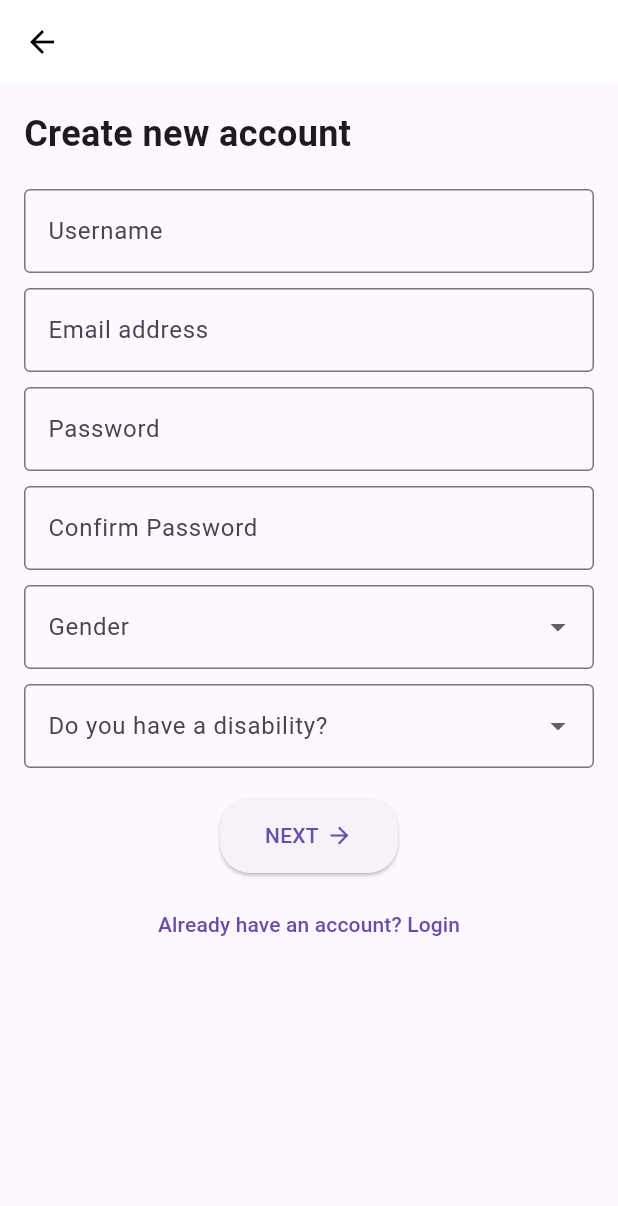
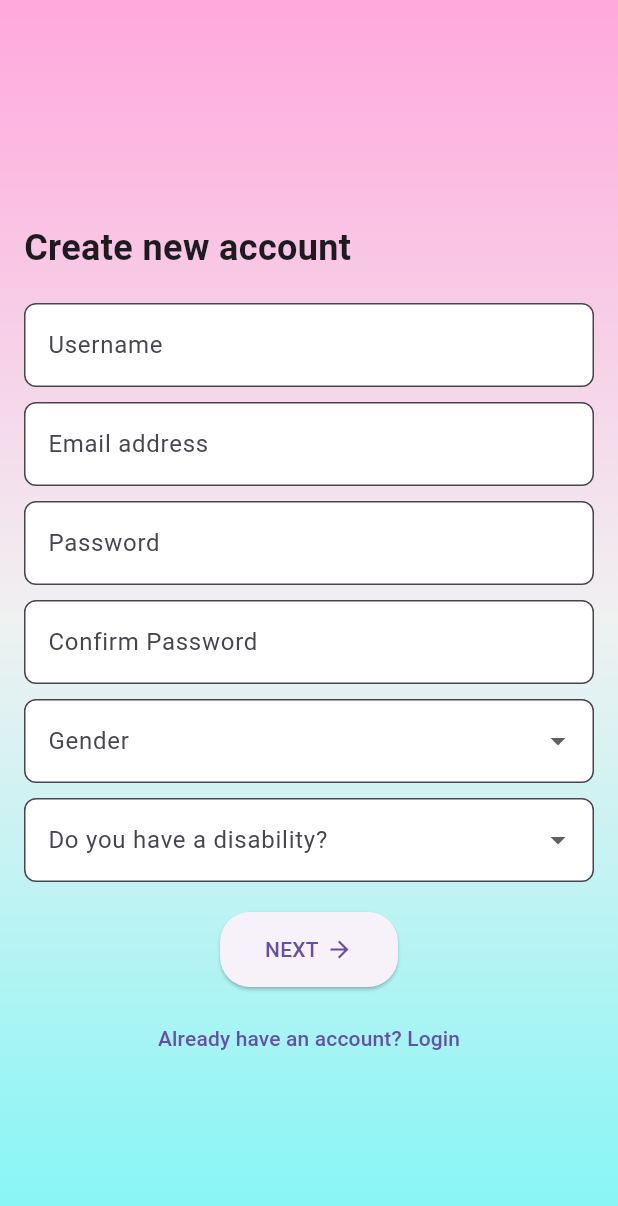
Before and after one commit to ImanZulhakim/iPark, a Flutter app: the screen it shows after launch, after a tap on "Register", on a phone screen of 412 x 824 dp. Shown: the top 1206 px of the screen. Run offline on Flutter 3.47's test engine with Material 3 defaults, Android fonts, the phone set to English and light mode, and no system bars; accounts and stored records are empty; generated files the repository leaves out were written again; network calls fail.

Commit message:
improving style and adding icon

```diff
--- a/lib/screens/edit_parking_preferences_screen.dart
+++ b/lib/screens/edit_parking_preferences_screen.dart
@@ -48,9 +48,9 @@ class _ParkingPreferencesEditScreenState
         decoration: const BoxDecoration(
           gradient: LinearGradient(
             colors: [
-              Color.fromARGB(255, 245, 107, 153),
+              Color.fromARGB(255, 255, 168, 220),
               Color.fromARGB(255, 240, 241, 241),
-              Color.fromARGB(255, 131, 245, 245),
+              Color.fromARGB(255, 115, 239, 246),
             ],
             begin: Alignment.topCenter,
             end: Alignment.bottomCenter,
--- a/lib/screens/login_screen.dart
+++ b/lib/screens/login_screen.dart
@@ -10,10 +10,24 @@ class LoginScreen extends StatelessWidget {
   @override
   Widget build(BuildContext context) {
     return Scaffold(
-      body: SafeArea(
+      body: Container(
+        decoration: const BoxDecoration(
+          gradient: LinearGradient(
+            colors: [
+              Color.fromARGB(255, 240, 241, 241),
+              Color.fromARGB(255, 255, 168, 220),
+              Color.fromARGB(255, 240, 241, 241),
+              Color.fromARGB(255, 131, 245, 245),
+              Color.fromARGB(255, 240, 241, 241),
+            ],
+            begin: Alignment.topCenter,
+            end: Alignment.bottomCenter,
+          ),
+        ),
+        child: Center(
+          child: SingleChildScrollView(
             child: Padding(
               padding: const EdgeInsets.symmetric(horizontal: 24.0),
-          child: SingleChildScrollView(
               child: Column(
                 crossAxisAlignment: CrossAxisAlignment.stretch,
                 children: [
@@ -21,6 +35,7 @@ class LoginScreen extends StatelessWidget {
                   const Text(
                     'Login to your account',
                     style: TextStyle(fontSize: 24, fontWeight: FontWeight.bold),
+                    textAlign: TextAlign.center,
                   ),
                   const SizedBox(height: 40),
                   TextField(
@@ -30,7 +45,10 @@ class LoginScreen extends StatelessWidget {
                       hintText: 'Enter your email',
                       border: OutlineInputBorder(
                         borderRadius: BorderRadius.circular(8),
+                        borderSide: BorderSide(color: Colors.black),
                       ),
+                      filled: true,
+                      fillColor: Colors.white,
                     ),
                   ),
                   const SizedBox(height: 16),
@@ -42,7 +60,10 @@ class LoginScreen extends StatelessWidget {
                       hintText: 'Enter your password',
                       border: OutlineInputBorder(
                         borderRadius: BorderRadius.circular(8),
+                        borderSide: BorderSide(color: Colors.black),
                       ),
+                      filled: true,
+                      fillColor: Colors.white,
                       suffixText: 'Forgot password?',
                       suffixStyle: const TextStyle(color: Colors.blue),
                     ),
@@ -76,14 +97,17 @@ class LoginScreen extends StatelessWidget {
                     onPressed: () {
                       // Google sign-in logic
                     },
-                  icon:
-                      Image.asset('assets/images/google_logo.png', height: 24),
+                    icon: Image.asset('assets/images/google_logo.png',
+                        height: 24),
                     label: const Text('Google'),
                     style: OutlinedButton.styleFrom(
+                      backgroundColor:
+                          Colors.white, // Set background color to white
                       shape: RoundedRectangleBorder(
                         borderRadius: BorderRadius.circular(8),
                       ),
                       padding: const EdgeInsets.symmetric(vertical: 16),
+                      side: BorderSide(color: Colors.grey.shade300),
                     ),
                   ),
                   const SizedBox(height: 16),
@@ -101,6 +125,7 @@ class LoginScreen extends StatelessWidget {
                     ],
                   ),
                 ],
+              ),
             ),
           ),
         ),
--- a/lib/screens/registration_screen.dart
+++ b/lib/screens/registration_screen.dart
@@ -10,46 +10,59 @@ class _RegistrationScreenState extends State<RegistrationScreen> {
   final TextEditingController userNameController = TextEditingController();
   final TextEditingController emailController = TextEditingController();
   final TextEditingController passwordController = TextEditingController();
-  final TextEditingController confirmPasswordController = TextEditingController();
+  final TextEditingController confirmPasswordController =
+      TextEditingController();
 
-  // Store boolean values for gender and disability
-  final ValueNotifier<bool?> _isFemale = ValueNotifier<bool?>(null);  // true for Female, false for Male
-  final ValueNotifier<bool?> _hasDisability = ValueNotifier<bool?>(null);  // true for Yes, false for No
+  final ValueNotifier<bool?> _isFemale = ValueNotifier<bool?>(null);
+  final ValueNotifier<bool?> _hasDisability = ValueNotifier<bool?>(null);
 
-  String? vehicleBrand; // Store vehicle brand
-  String? vehicleType;  // Store vehicle type
+  String? vehicleBrand;
+  String? vehicleType;
 
   final GlobalKey<FormState> _formKey = GlobalKey<FormState>();
 
   @override
   Widget build(BuildContext context) {
     return Scaffold(
-      appBar: AppBar(
-        backgroundColor: Colors.white,
-        elevation: 0,
-        leading: IconButton(
-          icon: Icon(Icons.arrow_back, color: Colors.black),
-          onPressed: () => Navigator.of(context).pop(),
+      body: Container(
+        decoration: const BoxDecoration(
+          gradient: LinearGradient(
+            colors: [
+              Color.fromARGB(255, 255, 168, 220),
+              Color.fromARGB(255, 240, 241, 241),
+              Color.fromARGB(255, 131, 245, 245),
+            ],
+            begin: Alignment.topCenter,
+            end: Alignment.bottomCenter,
           ),
         ),
-      body: SingleChildScrollView(
+        child: Center(
+          child: SingleChildScrollView(
             child: Padding(
               padding: const EdgeInsets.all(16.0),
               child: Form(
                 key: _formKey,
                 child: Column(
+                  mainAxisSize: MainAxisSize.min,
                   crossAxisAlignment: CrossAxisAlignment.start,
                   children: [
+                    SizedBox(height: 40),
                     Text(
                       'Create new account',
-                  style: TextStyle(fontSize: 24, fontWeight: FontWeight.bold),
+                      style:
+                          TextStyle(fontSize: 24, fontWeight: FontWeight.bold),
                     ),
                     SizedBox(height: 20),
                     TextFormField(
                       controller: userNameController,
                       decoration: InputDecoration(
                         labelText: 'Username',
-                    border: OutlineInputBorder(),
+                        border: OutlineInputBorder(
+                          borderRadius: BorderRadius.circular(8),
+                          borderSide: BorderSide(color: Colors.black),
+                        ),
+                        filled: true,
+                        fillColor: Colors.white,
                       ),
                       validator: (value) {
                         if (value == null || value.isEmpty) {
@@ -63,13 +76,17 @@ class _RegistrationScreenState extends State<RegistrationScreen> {
                       controller: emailController,
                       decoration: InputDecoration(
                         labelText: 'Email address',
-                    border: OutlineInputBorder(),
+                        border: OutlineInputBorder(
+                          borderRadius: BorderRadius.circular(8),
+                          borderSide: BorderSide(color: Colors.black),
+                        ),
+                        filled: true,
+                        fillColor: Colors.white,
                       ),
                       validator: (value) {
                         if (value == null || value.isEmpty) {
                           return 'Please enter an email';
                         }
-                    // Simple email validation
                         if (!RegExp(r'^[^@]+@[^@]+\.[^@]+').hasMatch(value)) {
                           return 'Please enter a valid email address';
                         }
@@ -81,7 +98,12 @@ class _RegistrationScreenState extends State<RegistrationScreen> {
                       controller: passwordController,
                       decoration: InputDecoration(
                         labelText: 'Password',
-                    border: OutlineInputBorder(),
+                        border: OutlineInputBorder(
+                          borderRadius: BorderRadius.circular(8),
+                          borderSide: BorderSide(color: Colors.black),
+                        ),
+                        filled: true,
+                        fillColor: Colors.white,
                       ),
                       obscureText: true,
                       validator: (value) {
@@ -99,7 +121,12 @@ class _RegistrationScreenState extends State<RegistrationScreen> {
                       controller: confirmPasswordController,
                       decoration: InputDecoration(
                         labelText: 'Confirm Password',
-                    border: OutlineInputBorder(),
+                        border: OutlineInputBorder(
+                          borderRadius: BorderRadius.circular(8),
+                          borderSide: BorderSide(color: Colors.black),
+                        ),
+                        filled: true,
+                        fillColor: Colors.white,
                       ),
                       obscureText: true,
                       validator: (value) {
@@ -113,68 +140,72 @@ class _RegistrationScreenState extends State<RegistrationScreen> {
                       },
                     ),
                     SizedBox(height: 10),
-
-                // Gender selection using boolean values
                     ValueListenableBuilder<bool?>(
                       valueListenable: _isFemale,
                       builder: (context, value, child) {
                         return DropdownButtonFormField<bool>(
                           decoration: InputDecoration(
                             labelText: 'Gender',
-                        border: OutlineInputBorder(),
+                            border: OutlineInputBorder(
+                              borderRadius: BorderRadius.circular(8),
+                              borderSide: BorderSide(color: Colors.black),
+                            ),
+                            filled: true,
+                            fillColor: Colors.white,
                           ),
                           value: value,
                           items: [
                             DropdownMenuItem<bool>(
                               child: Text('Male'),
-                          value: false, // Male as false
+                              value: false,
                             ),
                             DropdownMenuItem<bool>(
                               child: Text('Female'),
-                          value: true,  // Female as true
+                              value: true,
                             ),
                           ],
                           onChanged: (newValue) {
-                        _isFemale.value = newValue;  // Store as boolean
+                            _isFemale.value = newValue;
                           },
                         );
                       },
                     ),
                     SizedBox(height: 10),
-
-                // Disability selection using boolean values
                     ValueListenableBuilder<bool?>(
                       valueListenable: _hasDisability,
                       builder: (context, value, child) {
                         return DropdownButtonFormField<bool>(
                           decoration: InputDecoration(
                             labelText: 'Do you have a disability?',
-                        border: OutlineInputBorder(),
+                            border: OutlineInputBorder(
+                              borderRadius: BorderRadius.circular(8),
+                              borderSide: BorderSide(color: Colors.black),
+                            ),
+                            filled: true,
+                            fillColor: Colors.white,
                           ),
                           value: value,
                           items: [
                             DropdownMenuItem<bool>(
                               child: Text('No'),
-                          value: false,  // No as false
+                              value: false,
                             ),
                             DropdownMenuItem<bool>(
                               child: Text('Yes'),
-                          value: true,  // Yes as true
+                              value: true,
                             ),
                           ],
                           onChanged: (newValue) {
-                        _hasDisability.value = newValue;  // Store as boolean
+                            _hasDisability.value = newValue;
                           },
                         );
                       },
                     ),
                     SizedBox(height: 20),
-
                     Center(
                       child: ElevatedButton(
                         onPressed: () async {
                           if (_formKey.currentState!.validate()) {
-                        // Navigate to the Vehicle Details screen and await results
                             final result = await Navigator.push(
                               context,
                               MaterialPageRoute(
@@ -182,15 +213,14 @@ class _RegistrationScreenState extends State<RegistrationScreen> {
                                   userNameController: userNameController,
                                   emailController: emailController,
                                   passwordController: passwordController,
-                              gender: _isFemale.value ?? false, // Default to Male if null
-                              hasDisability: _hasDisability.value ?? false, // Default to No if null
+                                  gender: _isFemale.value ?? false,
+                                  hasDisability: _hasDisability.value ?? false,
                                   initialBrand: vehicleBrand,
                                   initialType: vehicleType,
                                 ),
                               ),
                             );
 
-                        // Check if values were returned from the VehicleDetailsScreen
                             if (result != null) {
                               setState(() {
                                 vehicleBrand = result['brand'];
@@ -211,7 +241,8 @@ class _RegistrationScreenState extends State<RegistrationScreen> {
                           shape: RoundedRectangleBorder(
                             borderRadius: BorderRadius.circular(20),
                           ),
-                      padding: EdgeInsets.symmetric(horizontal: 30, vertical: 15),
+                          padding: EdgeInsets.symmetric(
+                              horizontal: 30, vertical: 15),
                         ),
                       ),
                     ),
@@ -229,6 +260,8 @@ class _RegistrationScreenState extends State<RegistrationScreen> {
               ),
             ),
           ),
+        ),
+      ),
     );
   }
 }
```
Also changed, not shown: lib/screens/edit_vehicle_details_screen.dart (+32 -12 lines), lib/screens/main_screen.dart (+42 -23 lines), lib/screens/parking_preferences_screen.dart (+5 -12 lines), lib/screens/vehicle_details_screen.dart (+23 -13 lines), pubspec.yaml (+6 -2 lines), assets/icon/icon.png (added), pubspec.lock, 22 other files. Lines whose indentation alone changed are shown as unchanged.
